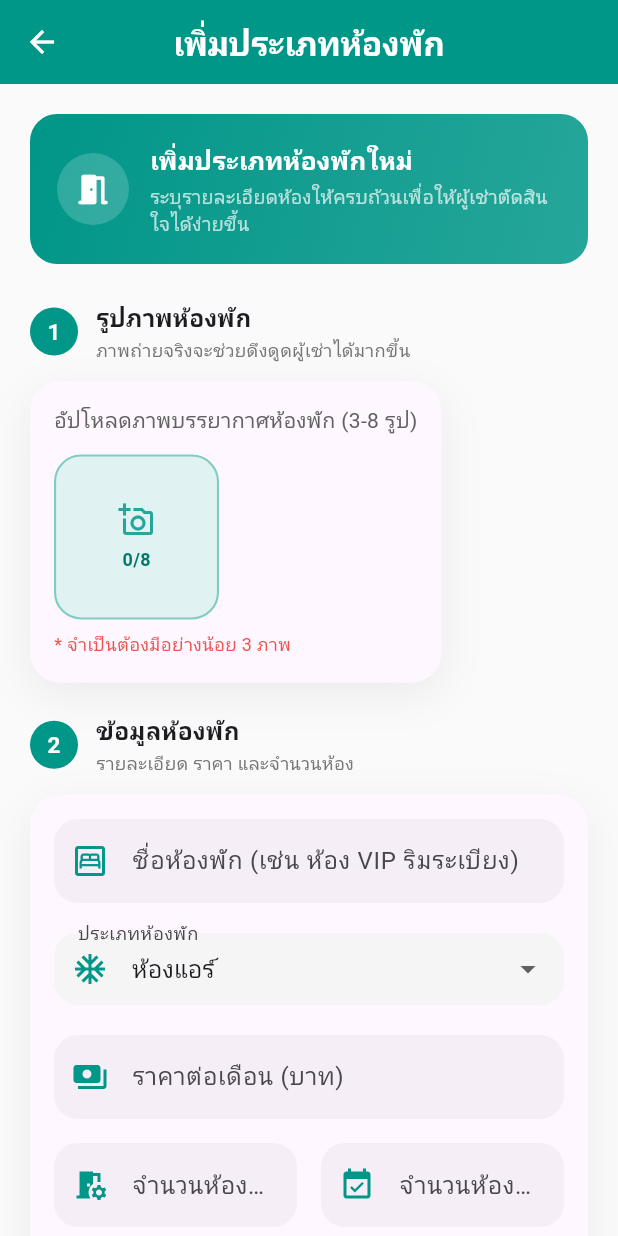
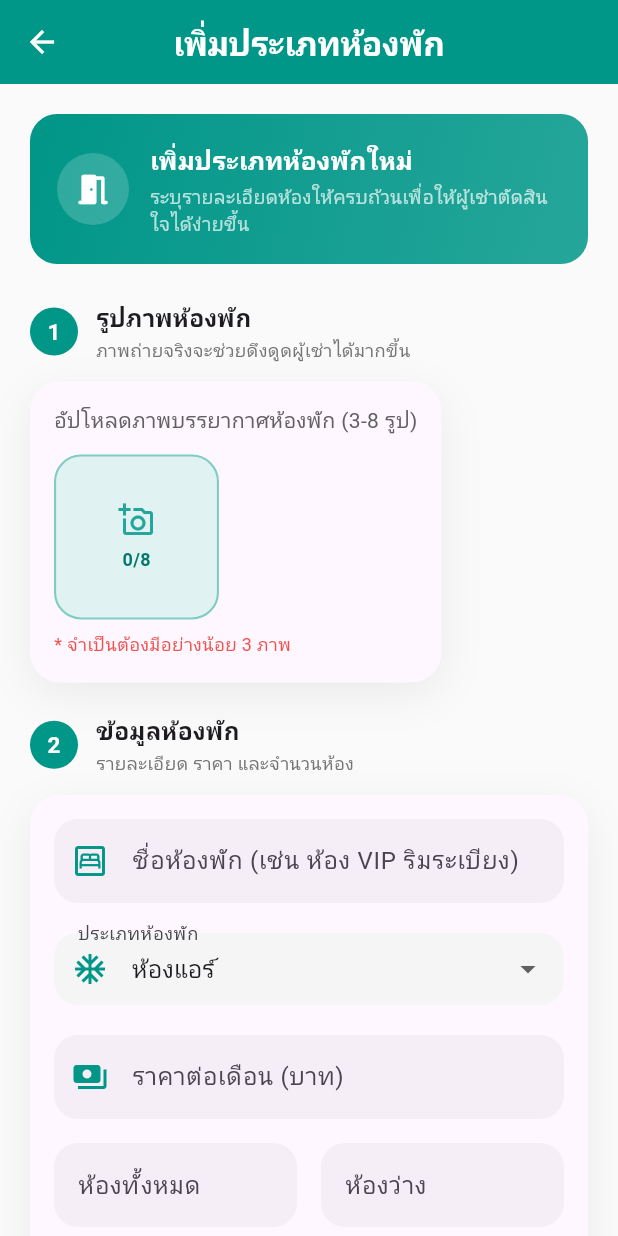
Before and after one commit to AiLeenZ-CS/find-dorm-mate-app, a Flutter app: the AddRoomTypeScreen screen opened directly with empty values, on a phone screen of 412 x 824 dp. Run offline on Flutter 3.47's test engine with Material 3 defaults, Android fonts, the phone set to English and light mode, and no system bars; our stand-ins replace cloud_firestore, dio, firebase_auth, firebase_core, firebase_messaging, firebase_storage and 7 more; accounts and stored records are empty; network calls fail; statements that could not run were skipped.

Commit message:
Fix overlapping total/vacant room count labels in add-room-type form
Labels were too long for the half-width fields they sit in (side by
side in a Row), causing them to overflow and overlap the input/border.
Shortened the text and dropped the prefix icons to free up space.

Co-Authored-By: Claude Sonnet 5 <noreply@anthropic.com>

```diff
--- a/lib/features/owner/presentation/add_room_type_screen.dart
+++ b/lib/features/owner/presentation/add_room_type_screen.dart
@@ -496,8 +496,10 @@ class _AddRoomTypeScreenState extends ConsumerState<AddRoomTypeScreen> {
                               Expanded(
                                 child: AppTextField(
                                   controller: _totalRoomsController,
-                                  labelText: 'จำนวนห้องทั้งหมด',
-                                  prefixIcon: Icons.room_preferences,
+                                  // 🚑 ตัด prefixIcon ออก + ย่อ label จาก "จำนวนห้องทั้งหมด"
+                                  // เพราะช่องนี้กว้างแค่ครึ่งจอ (อยู่ใน Row คู่กับห้องว่าง)
+                                  // label เดิมยาวเกินจนล้นทับขอบช่อง/ตัวเลขที่กรอก
+                                  labelText: 'ห้องทั้งหมด',
                                   keyboardType: TextInputType.number,
                                   accentColor: _tealAccent,
                                   validator: (v) =>
@@ -508,8 +510,7 @@ class _AddRoomTypeScreenState extends ConsumerState<AddRoomTypeScreen> {
                               Expanded(
                                 child: AppTextField(
                                   controller: _remainingRoomsController,
-                                  labelText: 'จำนวนห้องว่าง',
-                                  prefixIcon: Icons.event_available,
+                                  labelText: 'ห้องว่าง',
                                   keyboardType: TextInputType.number,
                                   accentColor: _tealAccent,
                                   validator: (v) =>
```
